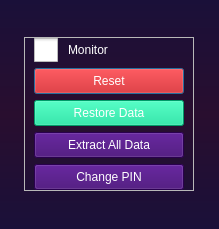
First picture: the form in Designer/ParentalSetting.ui, repository Soon156/AlignPosition, before the edit.
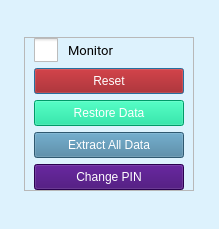
Second picture: the form after the edit. Icons and pictures are not drawn.

```diff
--- a/Designer/ParentalSetting.ui
+++ b/Designer/ParentalSetting.ui
@@ -18,7 +18,7 @@
     <normaloff>:/icon/logo.ico</normaloff>:/icon/logo.ico</iconset>
   </property>
   <property name="styleSheet">
-   <string notr="true">#Dialog {background-color: qlineargradient(x1:0 y1:0, x2:0 y2:1, stop:0 rgb(26, 16, 57), stop:0.5 rgb(41, 14, 47), stop:1 rgb(26, 16, 57))}
+   <string notr="true">#Dialog {background-color: rgb(221, 242, 253);}
 
 QPushButton{
 padding: 5px 20px 5px 20px;
@@ -53,8 +53,15 @@
       </property>
       <item>
        <widget class="QCheckBox" name="monitor_setting_box">
+        <property name="font">
+         <font>
+          <family>Roboto</family>
+          <pointsize>10</pointsize>
+         </font>
+        </property>
         <property name="styleSheet">
          <string notr="true">QCheckBox {
+	color:black;
     spacing: 10px;
 }
 
@@ -90,7 +97,7 @@
 background-color: #a10000;
 }
 
-QPushButton{
+QPushButton:hover{
 background: #d10000;
 }</string>
         </property>
@@ -130,13 +137,15 @@
         </property>
         <property name="styleSheet">
          <string notr="true">QPushButton{
-background-color: #3b006e;
+background-color: #427D9D;
 padding: 5px 20px 5px 20px;
+color: white;
 }
 
 QPushButton:hover{
-background: #a200ff;
-}</string>
+background: #9BBEC8;
+}
+</string>
         </property>
         <property name="text">
          <string>Extract All Data</string>
```
Left out of the diff: 4 changed lines with no effect on the pictures.
